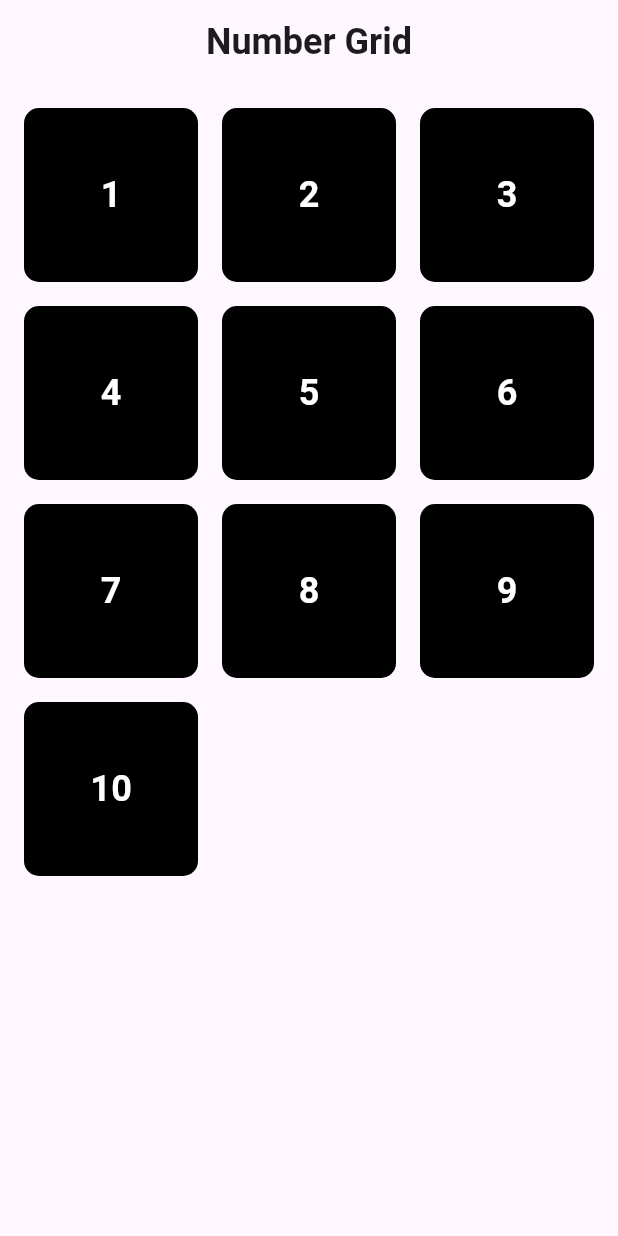
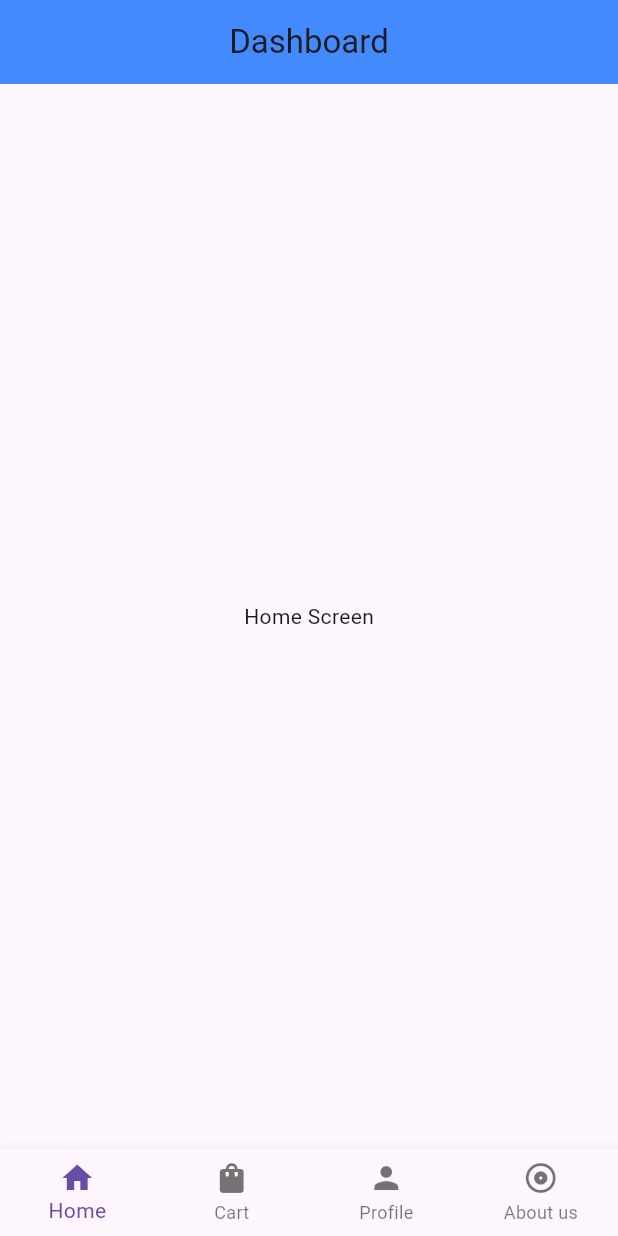
Before and after one commit to anjali7969/first_assignment, a Flutter app: the screen it shows after launch, on a phone screen of 412 x 824 dp. Run offline on Flutter 3.47's test engine with Material 3 defaults, Android fonts, the phone set to English and light mode, and no system bars.

Commit message:
added files

```diff
--- a/lib/app.dart
+++ b/lib/app.dart
@@ -1,6 +1,9 @@
+import 'package:first_assignment/view/bottom_navigation_view.dart';
 import 'package:first_assignment/view/card_view.dart';
+import 'package:first_assignment/view/datatable_view.dart';
 import 'package:first_assignment/view/dynamic_card_view.dart';
 import 'package:first_assignment/view/number_grid_view.dart';
+import 'package:first_assignment/view/stack_view.dart';
 import 'package:first_assignment/view/student_details_view.dart';
 import 'package:first_assignment/view/student_output_view.dart';
 import 'package:flutter/material.dart';
@@ -13,7 +16,7 @@ class MyApp extends StatelessWidget {
     return const MaterialApp(
       debugShowCheckedModeBanner: false,
 
-      home: NumberGridView(),
+      home: BottomNavigationView(),
       // Set the initial route
       // initialRoute: '/',
       // // Define the route mapping
--- /dev/null
+++ b/lib/view/bottom_navigation_view.dart
@@ -0,0 +1,60 @@
+import 'package:first_assignment/view/bottom_screen/about.dart';
+import 'package:first_assignment/view/bottom_screen/cart.dart';
+import 'package:first_assignment/view/bottom_screen/home.dart';
+import 'package:first_assignment/view/bottom_screen/profile.dart';
+import 'package:flutter/material.dart';
+
+class BottomNavigationView extends StatefulWidget {
+  const BottomNavigationView({super.key});
+
+  @override
+  State<BottomNavigationView> createState() => _BottomNavigationViewState();
+}
+
+class _BottomNavigationViewState extends State<BottomNavigationView> {
+  int _selectedIndex = 0;
+
+  List<Widget> lstBottomScreen = [
+    const HomeScreen(),
+    const CartScreen(),
+    const ProfileScreen(),
+    const AboutScreen(),
+  ];
+  @override
+  Widget build(BuildContext context) {
+    return Scaffold(
+      appBar: AppBar(
+        title: const Text('Dashboard'),
+        backgroundColor: Colors.blueAccent,
+        centerTitle: true,
+      ),
+      body: lstBottomScreen[_selectedIndex],
+      bottomNavigationBar: BottomNavigationBar(
+          type: BottomNavigationBarType.fixed,
+          items: const [
+            BottomNavigationBarItem(
+              icon: Icon(Icons.home),
+              label: 'Home',
+            ),
+            BottomNavigationBarItem(
+              icon: Icon(Icons.shopping_bag),
+              label: 'Cart',
+            ),
+            BottomNavigationBarItem(
+              icon: Icon(Icons.person),
+              label: 'Profile',
+            ),
+            BottomNavigationBarItem(
+              icon: Icon(Icons.album_outlined),
+              label: 'About us',
+            ),
+          ],
+          currentIndex: _selectedIndex,
+          onTap: (index) {
+            setState(() {
+              _selectedIndex = index;
+            });
+          }),
+    );
+  }
+}
--- /dev/null
+++ b/lib/view/bottom_screen/home.dart
@@ -0,0 +1,17 @@
+import 'package:flutter/material.dart';
+
+class HomeScreen extends StatefulWidget {
+  const HomeScreen({Key? key}) : super(key: key);
+
+  @override
+  State<HomeScreen> createState() => _HomeScreenState();
+}
+
+class _HomeScreenState extends State<HomeScreen> {
+  @override
+  Widget build(BuildContext context) {
+    return const Center(
+      child: Text('Home Screen'),
+    );
+  }
+}
```
Also changed, not shown: lib/view/bottom_screen/about.dart (added, +17 -0 lines), lib/view/bottom_screen/cart.dart (added, +17 -0 lines), lib/view/bottom_screen/dashboard.dart (added, +17 -0 lines), lib/view/bottom_screen/profile.dart (added, +17 -0 lines), lib/view/datatable_view.dart (added, +81 -0 lines), lib/view/stack_view.dart (added, +51 -0 lines).
